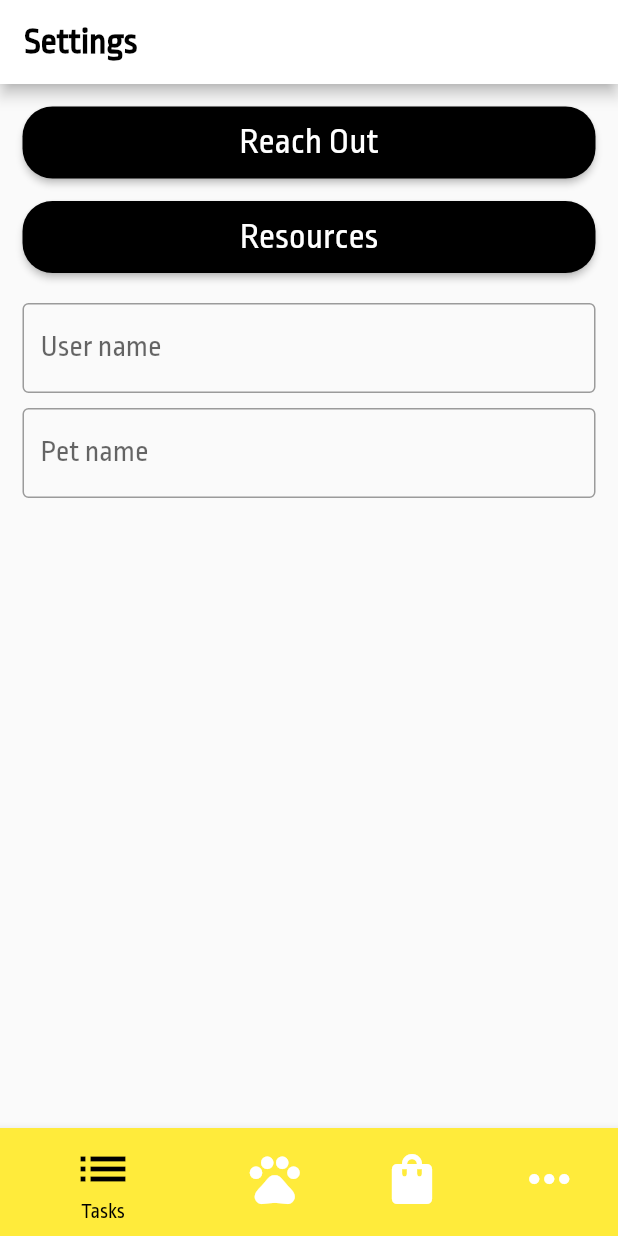
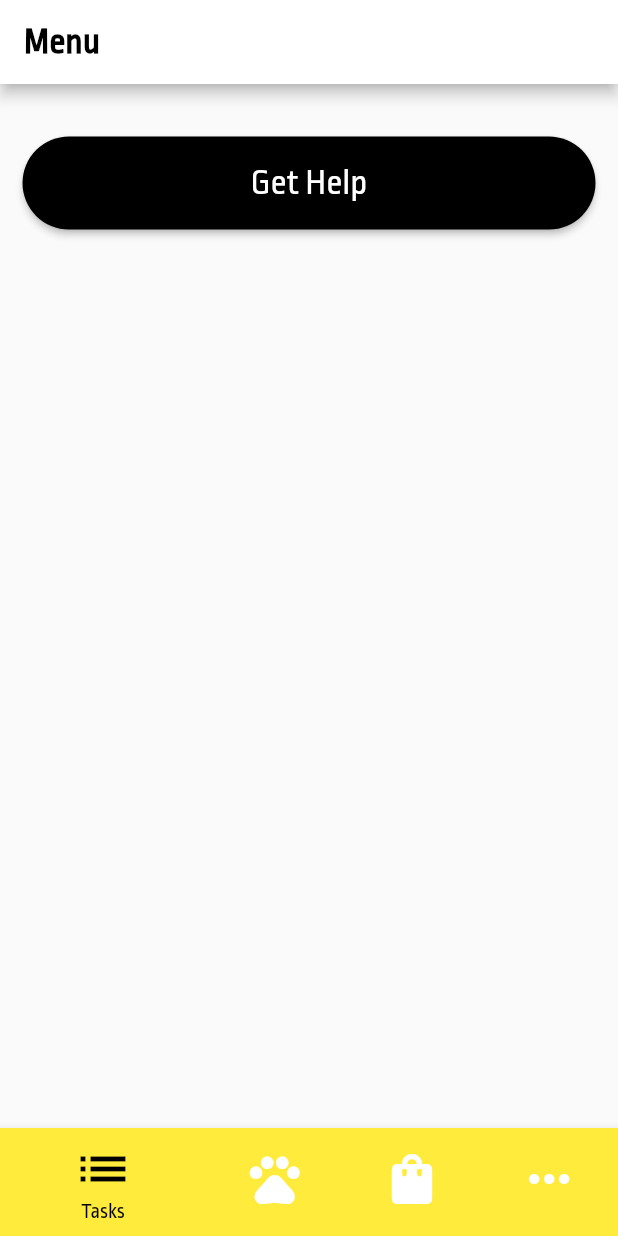
Before and after one commit to frc4039/InnovationChallenge2021, a Flutter app: the SettingsPage screen opened directly, on a phone screen of 412 x 824 dp. Run offline on Flutter 3.47's test engine with Material 2 defaults, Android fonts, the phone set to English and light mode, and no system bars; our stand-ins replace flutter_local_notifications, percent_indicator.

Commit message:
Remove unused imports + Visual changes

```diff
--- a/lib/main.dart
+++ b/lib/main.dart
@@ -7,7 +7,6 @@ import 'dart:io';
 
 import 'welcomeFile.dart' as welcomeFile;
 import 'taskFile.dart' as taskFile;
-import 'getHelpFile.dart' as getHelpFile;
 
 int selectedIndex = 0;
 
--- a/lib/newTaskFile.dart
+++ b/lib/newTaskFile.dart
@@ -1,5 +1,3 @@
-import 'dart:io';
-
 import 'package:flutter/cupertino.dart';
 import 'package:flutter/material.dart';
 import 'package:flutter/rendering.dart';
--- a/lib/settingsFile.dart
+++ b/lib/settingsFile.dart
@@ -1,10 +1,12 @@
 import 'package:flutter/cupertino.dart';
 import 'package:flutter/material.dart';
 import 'package:flutter/rendering.dart';
+import 'package:url_launcher/url_launcher.dart';
 
 import 'main.dart' as mainFile;
 import 'taskFile.dart' as taskFile;
 import 'petFile.dart' as petFile;
+import 'getHelpFile.dart' as getHelpFile;
 
 class StatelessSettingsPage extends StatelessWidget {
   @override
@@ -45,7 +47,7 @@ class SettingsPageState extends State<SettingsPage> {
     return Scaffold(
       appBar: AppBar(
         title: Text(
-          'Settings',
+          'Menu',
           style: TextStyle(
               color: Colors.black, fontSize: 24.0, fontWeight: FontWeight.bold),
         ),
@@ -54,55 +56,28 @@ class SettingsPageState extends State<SettingsPage> {
       body: Padding(
         padding: EdgeInsets.all(15.0),
         child: ListView(children: <Widget>[
-          ElevatedButton(
-            style: ElevatedButton.styleFrom(
-              onPrimary: Colors.white,
-              primary: Colors.black,
-              minimumSize: Size(256, 48),
-              shape: RoundedRectangleBorder(
-                borderRadius: BorderRadius.circular(20),
-              ),
-              textStyle: TextStyle(fontSize: 24.0, fontFamily: 'RopaSans'),
-            ),
-            onPressed: () {},
-            child: Text('Reach Out'),
-          ),
           Padding(
-            padding: EdgeInsets.symmetric(vertical: 15.0),
+            padding: EdgeInsets.symmetric(vertical: 20.0),
             child: ElevatedButton(
               style: ElevatedButton.styleFrom(
                 onPrimary: Colors.white,
                 primary: Colors.black,
-                minimumSize: Size(256, 48),
+                minimumSize: Size(192, 48),
                 shape: RoundedRectangleBorder(
-                  borderRadius: BorderRadius.circular(20),
+                  borderRadius: BorderRadius.circular(40),
                 ),
                 textStyle: TextStyle(fontSize: 24.0, fontFamily: 'RopaSans'),
               ),
-              onPressed: () {},
-              child: Text('Resources'),
-            ),
-          ),
-          Container(
-            padding: EdgeInsets.symmetric(vertical: 5.0),
-            child: TextField(
-              controller: userNameController,
-              decoration: InputDecoration(
-                border: OutlineInputBorder(),
-                labelText: 'User name',
+              onPressed: () {
+                runApp(getHelpFile.StatelessGetHelpPage());
+              },
+              child: Padding(
+                padding: EdgeInsets.all(15),
+                child: Text(
+                  'Get Help',
+                  textAlign: TextAlign.center,
+                ),
               ),
-              style: TextStyle(fontSize: 20.0),
-            ),
-          ),
-          Container(
-            padding: EdgeInsets.symmetric(vertical: 5.0),
-            child: TextField(
-              controller: petNameController,
-              decoration: InputDecoration(
-                border: OutlineInputBorder(),
-                labelText: 'Pet name',
-              ),
-              style: TextStyle(fontSize: 20.0),
             ),
           ),
         ]),
@@ -123,7 +98,7 @@ class SettingsPageState extends State<SettingsPage> {
                 backgroundColor: Colors.green),
             BottomNavigationBarItem(
               icon: Icon(Icons.more_horiz),
-              label: 'Settings',
+              label: 'Menu',
               backgroundColor: Colors.blue,
             ),
           ],
--- a/lib/welcomeFile.dart
+++ b/lib/welcomeFile.dart
@@ -1,6 +1,5 @@
 import 'package:flutter/cupertino.dart';
 import 'package:flutter/material.dart';
-import 'package:flutter/rendering.dart';
 import 'package:intl/intl.dart';
 
 import 'main.dart' as mainFile;
```
Also changed, not shown: lib/getHelpFile.dart (+13 -9 lines), lib/taskFile.dart (+4 -4 lines).
